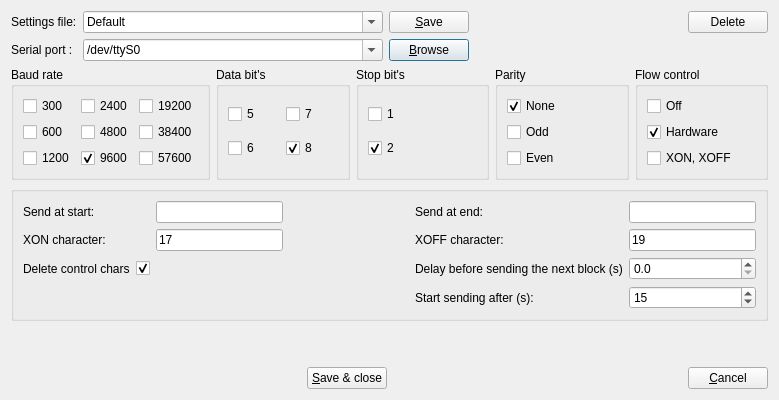
The window that src/spconfigdialog.ui (GCodeProjects/GCodeWorkShop) describes before a commit, drawn with Qt 5.
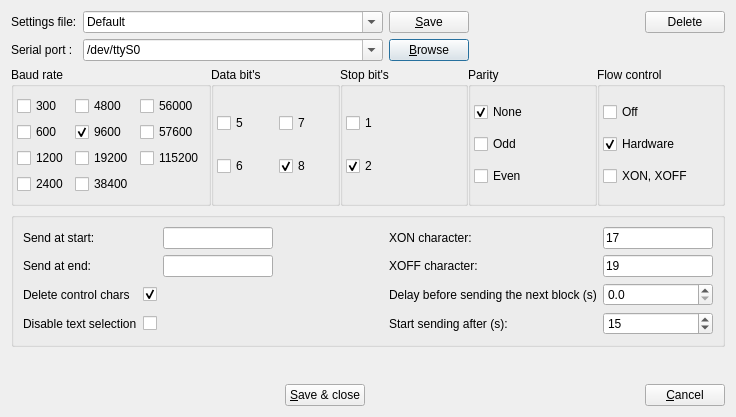
The same window after the commit. Icons and pictures are not drawn.

Patch:
```diff
--- a/src/spconfigdialog.ui
+++ b/src/spconfigdialog.ui
@@ -6,8 +6,8 @@
    <rect>
     <x>0</x>
     <y>0</y>
-    <width>779</width>
-    <height>400</height>
+    <width>736</width>
+    <height>417</height>
    </rect>
   </property>
   <property name="sizePolicy">
@@ -98,7 +98,7 @@
        </property>
        <property name="sizeHint" stdset="0">
         <size>
-         <width>40</width>
+         <width>30</width>
          <height>20</height>
         </size>
        </property>
@@ -152,12 +152,21 @@
    </item>
    <item>
     <layout class="QHBoxLayout" name="horizontalLayout_3">
+     <property name="spacing">
+      <number>0</number>
+     </property>
      <item>
       <widget class="QGroupBox" name="groupBox">
        <property name="title">
         <string>Baud rate</string>
        </property>
        <layout class="QGridLayout" name="gridLayout">
+        <property name="leftMargin">
+         <number>3</number>
+        </property>
+        <property name="rightMargin">
+         <number>3</number>
+        </property>
         <item row="0" column="0">
          <widget class="QCheckBox" name="b1CheckBox">
           <property name="text">
@@ -178,6 +187,16 @@
           </property>
          </widget>
         </item>
+        <item row="2" column="2">
+         <widget class="QCheckBox" name="b11CheckBox">
+          <property name="text">
+           <string>115200</string>
+          </property>
+          <property name="autoExclusive">
+           <bool>true</bool>
+          </property>
+         </widget>
+        </item>
         <item row="2" column="0">
          <widget class="QCheckBox" name="b3CheckBox">
           <property name="text">
@@ -188,7 +207,7 @@
           </property>
          </widget>
         </item>
-        <item row="0" column="1">
+        <item row="3" column="0">
          <widget class="QCheckBox" name="b4CheckBox">
           <property name="text">
            <string>2400</string>
@@ -198,17 +217,7 @@
           </property>
          </widget>
         </item>
-        <item row="0" column="2">
-         <widget class="QCheckBox" name="b7CheckBox">
-          <property name="text">
-           <string>19200</string>
-          </property>
-          <property name="autoExclusive">
-           <bool>true</bool>
-          </property>
-         </widget>
-        </item>
-        <item row="1" column="1">
+        <item row="0" column="1">
          <widget class="QCheckBox" name="b5CheckBox">
           <property name="text">
            <string>4800</string>
@@ -218,7 +227,7 @@
           </property>
          </widget>
         </item>
-        <item row="2" column="1">
+        <item row="1" column="1">
          <widget class="QCheckBox" name="b6CheckBox">
           <property name="text">
            <string>9600</string>
@@ -231,7 +240,17 @@
           </property>
          </widget>
         </item>
-        <item row="1" column="2">
+        <item row="2" column="1">
+         <widget class="QCheckBox" name="b7CheckBox">
+          <property name="text">
+           <string>19200</string>
+          </property>
+          <property name="autoExclusive">
+           <bool>true</bool>
+          </property>
+         </widget>
+        </item>
+        <item row="3" column="1">
          <widget class="QCheckBox" name="b8CheckBox">
           <property name="text">
            <string>38400</string>
@@ -241,7 +260,7 @@
           </property>
          </widget>
         </item>
-        <item row="2" column="2">
+        <item row="1" column="2">
          <widget class="QCheckBox" name="b9CheckBox">
           <property name="text">
            <string>57600</string>
@@ -251,6 +270,16 @@
           </property>
          </widget>
         </item>
+        <item row="0" column="2">
+         <widget class="QCheckBox" name="b10CheckBox">
+          <property name="text">
+           <string>56000</string>
+          </property>
+          <property name="autoExclusive">
+           <bool>true</bool>
+          </property>
+         </widget>
+        </item>
        </layout>
       </widget>
      </item>
@@ -260,6 +289,12 @@
         <string>Data bit's</string>
        </property>
        <layout class="QGridLayout" name="gridLayout_2">
+        <property name="leftMargin">
+         <number>3</number>
+        </property>
+        <property name="rightMargin">
+         <number>3</number>
+        </property>
         <item row="0" column="1">
          <widget class="QCheckBox" name="d3CheckBox">
           <property name="text">
@@ -312,6 +347,12 @@
         <string>Stop bit's</string>
        </property>
        <layout class="QGridLayout" name="gridLayout_3">
+        <property name="leftMargin">
+         <number>3</number>
+        </property>
+        <property name="rightMargin">
+         <number>3</number>
+        </property>
         <item row="0" column="0">
          <widget class="QCheckBox" name="s1CheckBox">
           <property name="text">
@@ -344,6 +385,12 @@
         <string>Parity</string>
        </property>
        <layout class="QGridLayout" name="gridLayout_4">
+        <property name="leftMargin">
+         <number>3</number>
+        </property>
+        <property name="rightMargin">
+         <number>3</number>
+        </property>
         <item row="0" column="0">
          <widget class="QCheckBox" name="p1CheckBox">
           <property name="text">
@@ -386,6 +433,12 @@
         <string>Flow control</string>
        </property>
        <layout class="QGridLayout" name="gridLayout_5">
+        <property name="leftMargin">
+         <number>3</number>
+        </property>
+        <property name="rightMargin">
+         <number>3</number>
+        </property>
         <item row="0" column="0">
          <widget class="QCheckBox" name="f1CheckBox">
           <property name="text">
@@ -433,7 +486,7 @@
       <string/>
      </property>
      <layout class="QGridLayout" name="gridLayout_6">
-      <item row="2" column="4">
+      <item row="3" column="4">
        <widget class="QLabel" name="label_4">
         <property name="enabled">
          <bool>true</bool>
@@ -443,7 +496,7 @@
         </property>
        </widget>
       </item>
-      <item row="2" column="6">
+      <item row="3" column="6">
        <widget class="QDoubleSpinBox" name="delayDoubleSpinBox">
         <property name="toolTip">
          <string>Seconds</string>
@@ -459,7 +512,7 @@
         </property>
        </widget>
       </item>
-      <item row="2" column="2">
+      <item row="3" column="2">
        <spacer name="horizontalSpacer_5">
         <property name="orientation">
          <enum>Qt::Horizontal</enum>
@@ -472,30 +525,6 @@
         </property>
        </spacer>
       </item>
-      <item row="0" column="6">
-       <widget class="QLineEdit" name="eotInput">
-        <property name="toolTip">
-         <string>&lt;!DOCTYPE HTML PUBLIC &quot;-//W3C//DTD HTML 4.0//EN&quot; &quot;http://www.w3.org/TR/REC-html40/strict.dtd&quot;&gt;
-&lt;html&gt;&lt;head&gt;&lt;meta name=&quot;qrichtext&quot; content=&quot;1&quot; /&gt;&lt;style type=&quot;text/css&quot;&gt;
-p, li { white-space: pre-wrap; }
-&lt;/style&gt;&lt;/head&gt;&lt;body style=&quot; font-family:'Sans Serif'; font-size:11pt; font-weight:400; font-style:normal;&quot;&gt;
-&lt;p style=&quot; margin-top:0px; margin-bottom:0px; margin-left:0px; margin-right:0px; -qt-block-indent:0; text-indent:0px;&quot;&gt;You can write plain text or/and hex codes of ASCII characters. &lt;/p&gt;
-&lt;p style=&quot; margin-top:0px; margin-bottom:0px; margin-left:0px; margin-right:0px; -qt-block-indent:0; text-indent:0px;&quot;&gt;Example:	&lt;span style=&quot; font-style:italic;&quot;&gt;% 0x0A 0x0D&lt;/span&gt;   - % and new line characters&lt;/p&gt;
-&lt;p style=&quot; margin-top:0px; margin-bottom:0px; margin-left:0px; margin-right:0px; -qt-block-indent:0; text-indent:0px;&quot;&gt;	&lt;span style=&quot; font-style:italic;&quot;&gt;0x20 0x0A 0x0D&lt;/span&gt;  - space character and new line characters&lt;/p&gt;
-&lt;p style=&quot; margin-top:0px; margin-bottom:0px; margin-left:0px; margin-right:0px; -qt-block-indent:0; text-indent:0px;&quot;&gt;Space character can only be written as hex number - 0x20&lt;/p&gt;&lt;/body&gt;&lt;/html&gt;</string>
-        </property>
-        <property name="maxLength">
-         <number>128</number>
-        </property>
-       </widget>
-      </item>
-      <item row="0" column="4">
-       <widget class="QLabel" name="label_3">
-        <property name="text">
-         <string>Send at end:</string>
-        </property>
-       </widget>
-      </item>
       <item row="0" column="2">
        <widget class="QLineEdit" name="stInput">
         <property name="toolTip">
@@ -520,33 +549,7 @@
         </property>
        </widget>
       </item>
-      <item row="1" column="0">
-       <widget class="QLabel" name="label_5">
-        <property name="enabled">
-         <bool>true</bool>
-        </property>
-        <property name="text">
-         <string>XON character:</string>
-        </property>
-       </widget>
-      </item>
-      <item row="1" column="2">
-       <widget class="QLineEdit" name="xonInput">
-        <property name="toolTip">
-         <string>XON 17 Dec. 0x11 Hex.</string>
-        </property>
-        <property name="inputMask">
-         <string>90; </string>
-        </property>
-        <property name="text">
-         <string>17</string>
-        </property>
-        <property name="maxLength">
-         <number>2</number>
-        </property>
-       </widget>
-      </item>
-      <item row="1" column="4">
+      <item row="2" column="4">
        <widget class="QLabel" name="label_6">
         <property name="enabled">
          <bool>true</bool>
@@ -556,7 +559,7 @@
         </property>
        </widget>
       </item>
-      <item row="1" column="6">
+      <item row="2" column="6">
        <widget class="QLineEdit" name="xoffInput">
         <property name="toolTip">
          <string>XOFF 19 Dec. 0x13 Hex.</string>
@@ -572,7 +575,7 @@
         </property>
        </widget>
       </item>
-      <item row="2" column="0">
+      <item row="3" column="0">
        <widget class="QLabel" name="label_7">
         <property name="toolTip">
          <string/>
@@ -585,7 +588,7 @@
         </property>
        </widget>
       </item>
-      <item row="2" column="1">
+      <item row="3" column="1">
        <widget class="QCheckBox" name="deleteControlChars">
         <property name="toolTip">
          <string>Delete all control chracters (&lt;0x3F; &gt;0x7F) from recieved file</string>
@@ -598,14 +601,14 @@
         </property>
        </widget>
       </item>
-      <item row="3" column="4">
+      <item row="4" column="4">
        <widget class="QLabel" name="label_8">
         <property name="text">
          <string>Start sending after (s):</string>
         </property>
        </widget>
       </item>
-      <item row="3" column="6">
+      <item row="4" column="6">
        <widget class="QSpinBox" name="startDelaySpinBox">
         <property name="maximum">
          <number>60</number>
@@ -622,12 +625,88 @@
         </property>
         <property name="sizeHint" stdset="0">
          <size>
-          <width>40</width>
+          <width>10</width>
           <height>20</height>
          </size>
         </property>
        </spacer>
       </item>
+      <item row="2" column="2">
+       <widget class="QLineEdit" name="eotInput">
+        <property name="toolTip">
+         <string>&lt;!DOCTYPE HTML PUBLIC &quot;-//W3C//DTD HTML 4.0//EN&quot; &quot;http://www.w3.org/TR/REC-html40/strict.dtd&quot;&gt;
+&lt;html&gt;&lt;head&gt;&lt;meta name=&quot;qrichtext&quot; content=&quot;1&quot; /&gt;&lt;style type=&quot;text/css&quot;&gt;
+p, li { white-space: pre-wrap; }
+&lt;/style&gt;&lt;/head&gt;&lt;body style=&quot; font-family:'Sans Serif'; font-size:11pt; font-weight:400; font-style:normal;&quot;&gt;
+&lt;p style=&quot; margin-top:0px; margin-bottom:0px; margin-left:0px; margin-right:0px; -qt-block-indent:0; text-indent:0px;&quot;&gt;You can write plain text or/and hex codes of ASCII characters. &lt;/p&gt;
+&lt;p style=&quot; margin-top:0px; margin-bottom:0px; margin-left:0px; margin-right:0px; -qt-block-indent:0; text-indent:0px;&quot;&gt;Example:	&lt;span style=&quot; font-style:italic;&quot;&gt;% 0x0A 0x0D&lt;/span&gt;   - % and new line characters&lt;/p&gt;
+&lt;p style=&quot; margin-top:0px; margin-bottom:0px; margin-left:0px; margin-right:0px; -qt-block-indent:0; text-indent:0px;&quot;&gt;	&lt;span style=&quot; font-style:italic;&quot;&gt;0x20 0x0A 0x0D&lt;/span&gt;  - space character and new line characters&lt;/p&gt;
+&lt;p style=&quot; margin-top:0px; margin-bottom:0px; margin-left:0px; margin-right:0px; -qt-block-indent:0; text-indent:0px;&quot;&gt;Space character can only be written as hex number - 0x20&lt;/p&gt;&lt;/body&gt;&lt;/html&gt;</string>
+        </property>
+        <property name="maxLength">
+         <number>128</number>
+        </property>
+       </widget>
+      </item>
+      <item row="2" column="0">
+       <widget class="QLabel" name="label_3">
+        <property name="text">
+         <string>Send at end:</string>
+        </property>
+       </widget>
+      </item>
+      <item row="0" column="4">
+       <widget class="QLabel" name="label_5">
+        <property name="enabled">
+         <bool>true</bool>
+        </property>
+        <property name="text">
+         <string>XON character:</string>
+        </property>
+       </widget>
+      </item>
+      <item row="0" column="6">
+       <widget class="QLineEdit" name="xonInput">
+        <property name="toolTip">
+         <string>XON 17 Dec. 0x11 Hex.</string>
+        </property>
+        <property name="inputMask">
+         <string>90; </string>
+        </property>
+        <property name="text">
+         <string>17</string>
+        </property>
+        <property name="maxLength">
+         <number>2</number>
+        </property>
+       </widget>
+      </item>
+      <item row="4" column="1">
+       <widget class="QCheckBox" name="doNotShowProgressInEditor">
+        <property name="toolTip">
+         <string>Enable this option for lower transmission latency on high baud rate</string>
+        </property>
+        <property name="text">
+         <string/>
+        </property>
+        <property name="checked">
+         <bool>false</bool>
+        </property>
+       </widget>
+      </item>
+      <item row="4" column="0">
+       <widget class="QLabel" name="label_10">
+        <property name="toolTip">
+         <string/>
+        </property>
+        <property name="statusTip">
+         <string/>
+        </property>
+        <property name="text">
+         <string>Disable text selection</string>
+        </property>
+       </widget>
+      </item>
      </layout>
     </widget>
    </item>
@@ -639,7 +718,7 @@
      <property name="sizeHint" stdset="0">
       <size>
        <width>20</width>
-       <height>20</height>
+       <height>10</height>
       </size>
      </property>
     </spacer>
```
